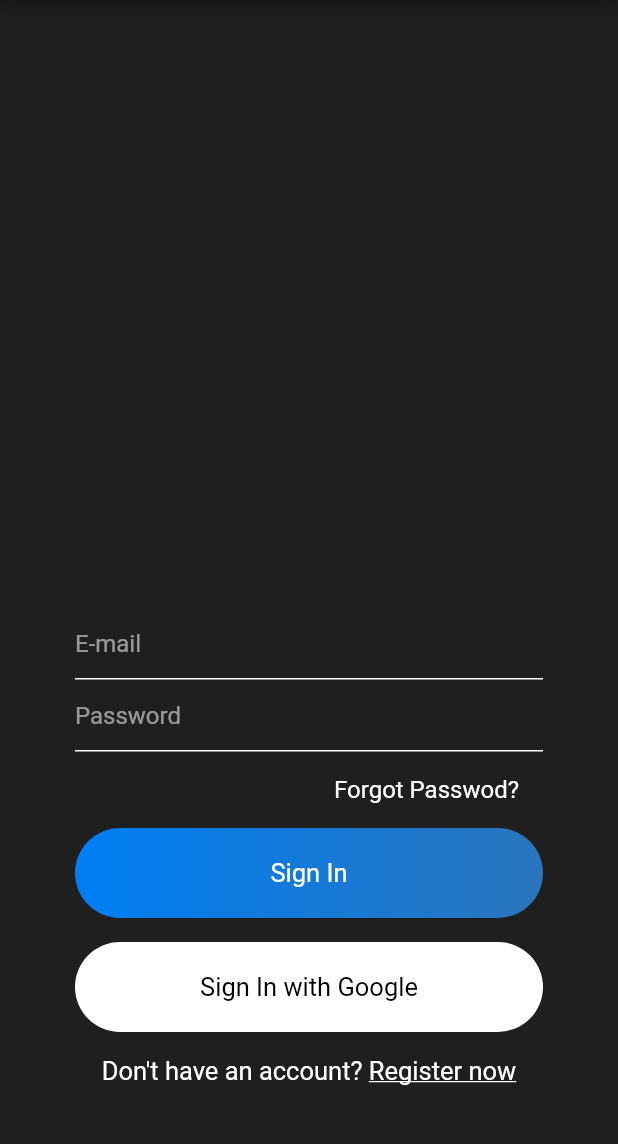
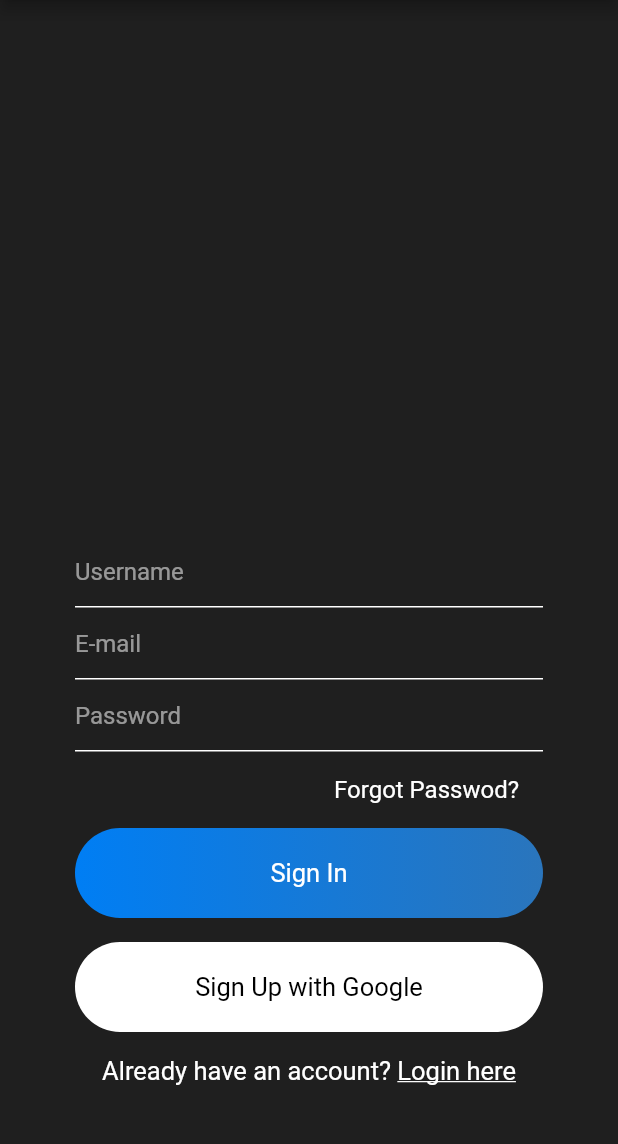
Before and after one commit to rexsolis7458/messaging_app, a Flutter app: the screen it shows after launch, on a phone screen of 412 x 824 dp, the part 84-1228 px from its top. Run offline on Flutter 3.47's test engine with Material 2 defaults, Android fonts, the phone set to English and light mode, and no system bars; our stand-ins replace firebase_auth; accounts and stored records are empty.

Commit message:
Modified SignUp.dart and added firebase

```diff
--- a/lib/main.dart
+++ b/lib/main.dart
@@ -1,5 +1,6 @@
 import 'package:flutter/material.dart';
-import 'views/signin.dart';
+//import 'views/signin.dart';
+import 'views/signUp.dart';
 
 void main() {
   runApp(MyApp());
@@ -14,7 +15,7 @@ class MyApp extends StatelessWidget {
           primaryColor: Color(0xff145C9E),
           scaffoldBackgroundColor: Color(0xff1F1F1F)),
       debugShowCheckedModeBanner: false,
-      home: SignIn(),
+      home: SignUp(),
     );
   }
 }
--- /dev/null
+++ b/lib/model/user.dart
@@ -0,0 +1,4 @@
+class Users {
+  String userId;
+  Users({this.userId});
+}
--- a/lib/views/signUp.dart
+++ b/lib/views/signUp.dart
@@ -0,0 +1,150 @@
+import 'package:flutter/material.dart';
+import 'package:messaging_app/widget/widget.dart';
+
+class SignUp extends StatefulWidget {
+  SignUp({Key key}) : super(key: key);
+
+  @override
+  _SignUpState createState() => _SignUpState();
+}
+
+class _SignUpState extends State<SignUp> {
+  final formKey = GlobalKey<FormState>();
+  TextEditingController usernameTextEditingController =
+      new TextEditingController();
+  TextEditingController emailTextEditingController =
+      new TextEditingController();
+  TextEditingController passwordTextEditingController =
+      new TextEditingController();
+
+  signmeUp() {
+    if (formKey.currentState.validate()) {}
+  }
+
+  @override
+  Widget build(BuildContext context) {
+    return Scaffold(
+      appBar: appBarMain(context),
+      body: SingleChildScrollView(
+        child: Container(
+          height: MediaQuery.of(context).size.height - 50.0,
+          alignment: Alignment.bottomCenter,
+          child: Container(
+            padding: EdgeInsets.symmetric(horizontal: 50.0),
+            child: Column(
+              mainAxisSize: MainAxisSize.min,
+              children: [
+                Form(
+                  key: formKey,
+                  child: Column(
+                    children: [
+                      TextFormField(
+                        validator: (val) {
+                          return val.isEmpty || val.length < 4
+                              ? "Please Provide Username"
+                              : null;
+                        },
+                        controller: usernameTextEditingController,
+                        style: simpleTextStyle(),
+                        decoration: textFieldInputDecoration("Username"),
+                      ),
+                      TextFormField(
+                        validator: (val) {
+                          return RegExp(
+                                      r"^[a-zA-Z0-9.a-zA-Z0-9.!#$%&'*+-/=?^_`{|}~]+@[a-zA-Z0-9]+\.[a-zA-Z]+")
+                                  .hasMatch(val)
+                              ? null
+                              : "Enter correct email";
+                        },
+                        controller: emailTextEditingController,
+                        style: simpleTextStyle(),
+                        decoration: textFieldInputDecoration("E-mail"),
+                      ),
+                      TextFormField(
+                        validator: (val) {
+                          return val.length < 6
+                              ? "Enter Password 6+ characters"
+                              : null;
+                        },
+                        controller: passwordTextEditingController,
+                        style: simpleTextStyle(),
+                        decoration: textFieldInputDecoration("Password"),
+                      ),
+                    ],
+                  ),
+                ),
+                SizedBox(
+                  height: 8.0,
+                ),
+                Container(
+                  alignment: Alignment.centerRight,
+                  child: Container(
+                    padding:
+                        EdgeInsets.symmetric(horizontal: 16.0, vertical: 8.0),
+                    child: Text("Forgot Passwod?", style: simpleTextStyle()),
+                  ),
+                ),
+                SizedBox(height: 8.0),
+                GestureDetector(
+                  onTap: () {
+                    signmeUp();
+                  },
+                  child: Container(
+                    alignment: Alignment.center,
+                    width: MediaQuery.of(context).size.width,
+                    padding: EdgeInsets.symmetric(vertical: 20.0),
+                    decoration: BoxDecoration(
+                      gradient: LinearGradient(
+                        colors: [
+                          const Color(0xff007EF4),
+                          const Color(0xff2A75BC),
+                        ],
+                      ),
+                      borderRadius: BorderRadius.circular(30.0),
+                    ),
+                    child: Text(
+                      "Sign In",
+                      style: TextStyle(color: Colors.white, fontSize: 17.0),
+                    ),
+                  ),
+                ),
+                SizedBox(height: 16.0),
+                Container(
+                  alignment: Alignment.center,
+                  width: MediaQuery.of(context).size.width,
+                  padding: EdgeInsets.symmetric(vertical: 20.0),
+                  decoration: BoxDecoration(
+                    color: Colors.white,
+                    borderRadius: BorderRadius.circular(30.0),
+                  ),
+                  child: Text(
+                    "Sign Up with Google",
+                    style: TextStyle(color: Colors.black, fontSize: 17.0),
+                  ),
+                ),
+                SizedBox(height: 16.0),
+                Row(
+                  mainAxisAlignment: MainAxisAlignment.center,
+                  children: [
+                    Text(
+                      "Already have an account? ",
+                      style: designtextStyle(),
+                    ),
+                    Text(
+                      "Login here",
+                      style: TextStyle(
+                          color: Colors.white,
+                          fontSize: 17.0,
+                          decoration: TextDecoration.underline),
+                    ),
+                  ],
+                ),
+                SizedBox(height: 50.0),
+              ],
+            ),
+          ),
+        ),
+      ),
+    );
+  }
+}
--- a/pubspec.yaml
+++ b/pubspec.yaml
@@ -23,7 +23,7 @@ environment:
 dependencies:
   flutter:
     sdk: flutter
-
+  firebase_auth: ^1.1.1
 
   # The following adds the Cupertino Icons font to your application.
   # Use with the CupertinoIcons class for iOS style icons.
```
Also changed, not shown: lib/services/auth.dart (added, +46 -0 lines), 4 other files.
